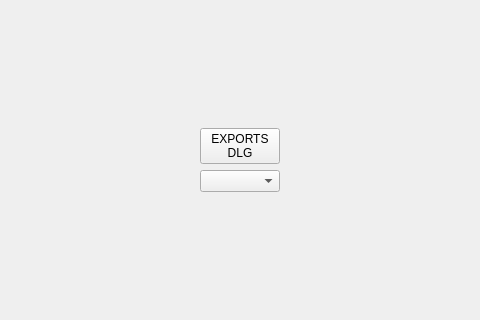
Qt form src/gui/ui/main.ui (LaM0uette/MyDLG) before a commit; both pictures show x 289 to 769 and y 229 to 549 of the 1057 by 775 pixel window.
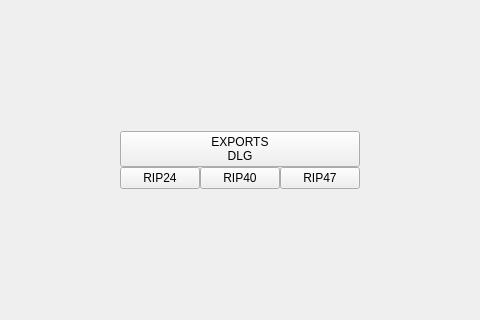
The same form after that commit. The open tabs and pages were chosen to show the change.

Commit message: menu pb marche

```diff
--- a/src/gui/ui/main.ui
+++ b/src/gui/ui/main.ui
@@ -161,12 +161,9 @@
              <property name="bottomMargin">
               <number>10</number>
              </property>
-             <property name="horizontalSpacing">
+             <property name="spacing">
               <number>0</number>
              </property>
-             <property name="verticalSpacing">
-              <number>6</number>
-             </property>
              <item row="1" column="2">
               <spacer name="horizontalSpacer_3">
                <property name="orientation">
@@ -214,9 +211,6 @@
                </property>
               </widget>
              </item>
-             <item row="2" column="1">
-              <widget class="QComboBox" name="cb_menu_exportdlg"/>
-             </item>
              <item row="0" column="1">
               <spacer name="verticalSpacer">
                <property name="orientation">
@@ -230,6 +224,34 @@
                </property>
               </spacer>
              </item>
+             <item row="2" column="1">
+              <layout class="QHBoxLayout" name="horizontalLayout_3">
+               <property name="spacing">
+                <number>0</number>
+               </property>
+               <item>
+                <widget class="QPushButton" name="pb_menu_rip24">
+                 <property name="text">
+                  <string>RIP24</string>
+                 </property>
+                </widget>
+               </item>
+               <item>
+                <widget class="QPushButton" name="pb_menu_rip40">
+                 <property name="text">
+                  <string>RIP40</string>
+                 </property>
+                </widget>
+               </item>
+               <item>
+                <widget class="QPushButton" name="pb_menu_rip47">
+                 <property name="text">
+                  <string>RIP47</string>
+                 </property>
+                </widget>
+               </item>
+              </layout>
+             </item>
             </layout>
            </widget>
            <widget class="QWidget" name="pg_dlg">
```
Left out of the diff: 2 changed lines with no effect on the pictures. The commit also changes 4 other files.
